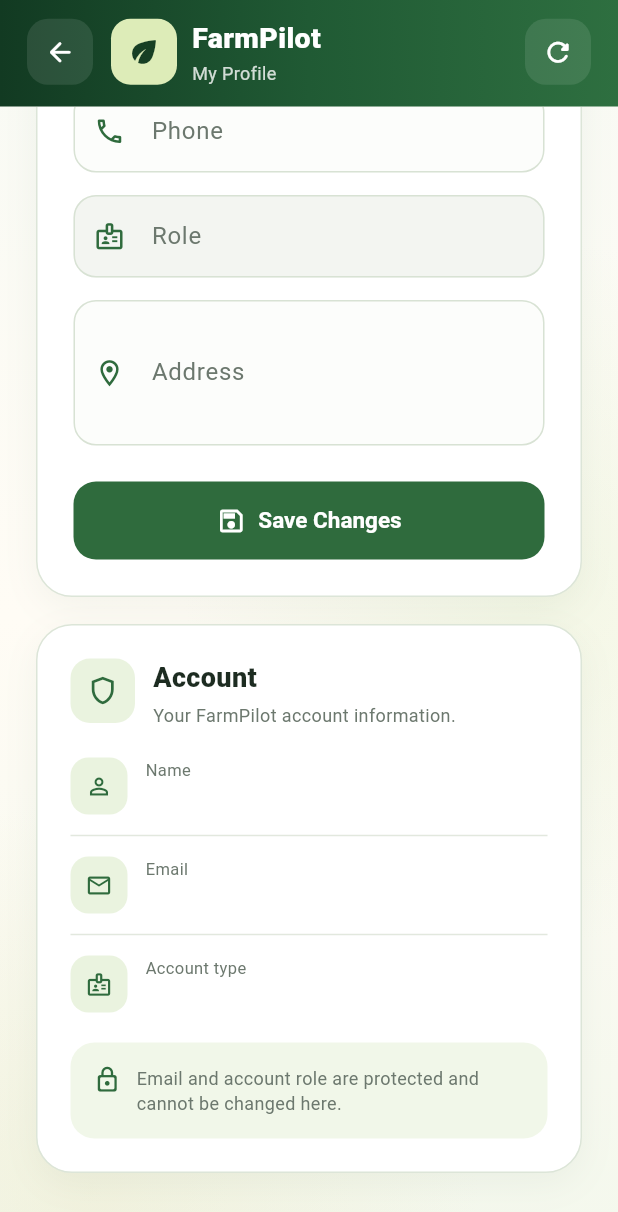
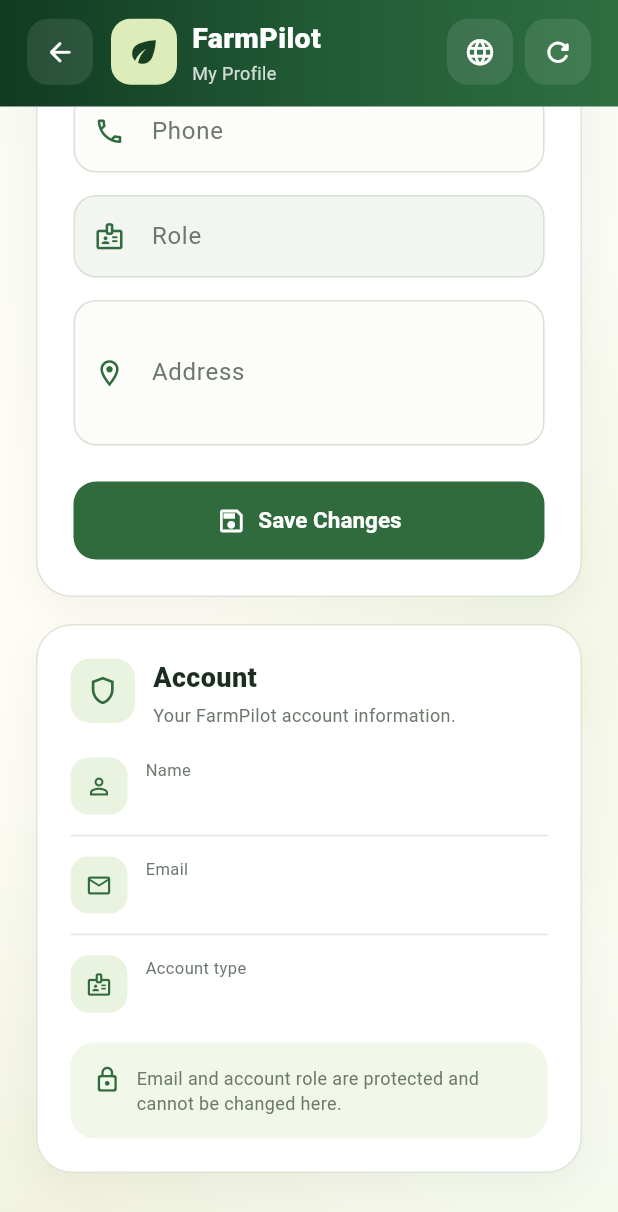
Before and after one commit to gproject2026/FarmPilot, a Flutter app: the ProfileScreen screen opened directly, scrolled down 572 dp, on a phone screen of 412 x 824 dp. Shown: the top 1212 px of the screen. Run offline on Flutter 3.47's test engine with Material 3 defaults, Android fonts, the phone set to English and light mode, and no system bars; our stand-ins replace dio, image_picker, shared_preferences; accounts and stored records are empty; network calls fail.

Commit message:
complet profile

```diff
--- a/frontend/mobile/lib/screens/farmer/profile_screen.dart
+++ b/frontend/mobile/lib/screens/farmer/profile_screen.dart
@@ -31,6 +31,17 @@
       TextEditingController();
 
   bool fieldsInitialized = false;
+  bool _isArabic = false;
+
+  void _setLanguage(bool isArabic) {
+    if (_isArabic == isArabic) {
+      return;
+    }
+
+    setState(() {
+      _isArabic = isArabic;
+    });
+  }
 
   @override
   void initState() {
@@ -108,9 +119,11 @@
     if (fullName.isEmpty) {
       ScaffoldMessenger.of(context)
           .showSnackBar(
-        const SnackBar(
+        SnackBar(
           content: Text(
-            'Please enter your full name',
+            _isArabic
+                ? 'يرجى إدخال الاسم الكامل'
+                : 'Please enter your full name',
           ),
         ),
       );
@@ -138,9 +151,11 @@
 
       ScaffoldMessenger.of(context)
           .showSnackBar(
-        const SnackBar(
+        SnackBar(
           content: Text(
-            'Profile updated successfully',
+            _isArabic
+                ? 'تم تحديث الملف الشخصي بنجاح'
+                : 'Profile updated successfully',
           ),
           backgroundColor:
               Colors.green,
@@ -171,7 +186,10 @@
 
   @override
   Widget build(BuildContext context) {
-    return Scaffold(
+    return Directionality(
+      textDirection:
+          _isArabic ? TextDirection.rtl : TextDirection.ltr,
+      child: Scaffold(
       backgroundColor: const Color(0xFFF8FAF4),
       body: Consumer<ProfileProvider>(
         builder: (context, provider, child) {
@@ -185,14 +203,19 @@
 
           if (provider.errorMessage != null && provider.user == null) {
             return _ProfileErrorState(
+              isArabic: _isArabic,
               message: provider.errorMessage!,
               onRetry: provider.loadProfile,
             );
           }
 
           if (provider.user == null) {
-            return const Center(
-              child: Text('Profile data not found'),
+            return Center(
+              child: Text(
+                _isArabic
+                    ? 'لم يتم العثور على بيانات الملف الشخصي'
+                    : 'Profile data not found',
+              ),
             );
           }
 
@@ -205,6 +228,8 @@
               Column(
                 children: [
                   _ProfileTopBar(
+                    isArabic: _isArabic,
+                    onLanguageChanged: _setLanguage,
                     onBack: () => Navigator.pop(context),
                     onRefresh: provider.isLoading
                         ? null
@@ -225,6 +250,7 @@
                           child: Column(
                             children: [
                               _ProfileHero(
+                                isArabic: _isArabic,
                                 fullName: user.fullName,
                                 email: user.email,
                                 role: user.role,
@@ -234,6 +260,7 @@
                               LayoutBuilder(
                                 builder: (context, constraints) {
                                   final form = _ProfileFormCard(
+                                    isArabic: _isArabic,
                                     fullNameController: fullNameController,
                                     emailController: emailController,
                                     phoneController: phoneController,
@@ -244,6 +271,7 @@
                                   );
 
                                   final side = _ProfileSideCard(
+                                    isArabic: _isArabic,
                                     fullName: user.fullName,
                                     email: user.email,
                                     role: user.role,
@@ -282,6 +310,7 @@
           );
         },
       ),
+    ),
     );
   }
 }
@@ -293,10 +322,14 @@
 const _profileMuted = Color(0xFF6C786E);
 
 class _ProfileTopBar extends StatelessWidget {
+  final bool isArabic;
+  final ValueChanged<bool> onLanguageChanged;
   final VoidCallback onBack;
   final VoidCallback? onRefresh;
 
   const _ProfileTopBar({
+    required this.isArabic,
+    required this.onLanguageChanged,
     required this.onBack,
     required this.onRefresh,
   });
@@ -322,7 +355,7 @@
           children: [
             _TopButton(
               icon: Icons.arrow_back_rounded,
-              tooltip: 'Back',
+              tooltip: isArabic ? 'رجوع' : 'Back',
               onTap: onBack,
             ),
             const SizedBox(width: 12),
@@ -339,11 +372,11 @@
               ),
             ),
             const SizedBox(width: 10),
-            const Expanded(
+            Expanded(
               child: Column(
                 crossAxisAlignment: CrossAxisAlignment.start,
                 children: [
-                  Text(
+                  const Text(
                     'FarmPilot',
                     style: TextStyle(
                       color: Colors.white,
@@ -351,10 +384,10 @@
                       fontWeight: FontWeight.w800,
                     ),
                   ),
-                  SizedBox(height: 1),
+                  const SizedBox(height: 1),
                   Text(
-                    'My Profile',
-                    style: TextStyle(
+                    isArabic ? 'ملفي الشخصي' : 'My Profile',
+                    style: const TextStyle(
                       color: Color(0xCCFFFFFF),
                       fontSize: 12,
                     ),
@@ -362,9 +395,76 @@
                 ],
               ),
             ),
+            Directionality(
+              textDirection: TextDirection.ltr,
+              child: PopupMenuButton<String>(
+                tooltip:
+                    isArabic ? 'تغيير اللغة' : 'Change Language',
+                position: PopupMenuPosition.under,
+                offset: const Offset(0, 8),
+                color: const Color(0xFFF8FAF4),
+                elevation: 8,
+                shape: RoundedRectangleBorder(
+                  borderRadius: BorderRadius.circular(16),
+                ),
+                onSelected: (language) {
+                  onLanguageChanged(language == 'ar');
+                },
+                itemBuilder: (context) => [
+                  PopupMenuItem<String>(
+                    value: 'en',
+                    child: Row(
+                      children: [
+                        Icon(
+                          Icons.check_rounded,
+                          size: 20,
+                          color: !isArabic
+                              ? _profilePrimaryGreen
+                              : Colors.transparent,
+                        ),
+                        const SizedBox(width: 10),
+                        const Text('English'),
+                      ],
+                    ),
+                  ),
+                  PopupMenuItem<String>(
+                    value: 'ar',
+                    child: Row(
+                      children: [
+                        Icon(
+                          Icons.check_rounded,
+                          size: 20,
+                          color: isArabic
+                              ? _profilePrimaryGreen
+                              : Colors.transparent,
+                        ),
+                        const SizedBox(width: 10),
+                        const Text('Arabic'),
+                      ],
+                    ),
+                  ),
+                ],
+                child: Container(
+                  width: 44,
+                  height: 44,
+                  decoration: BoxDecoration(
+                    color: Colors.white.withValues(alpha: 0.10),
+                    borderRadius: BorderRadius.circular(14),
+                  ),
+                  alignment: Alignment.center,
+                  child: const Icon(
+                    Icons.language_rounded,
+                    color: Colors.white,
+                    size: 21,
+                  ),
+                ),
+              ),
+            ),
+            const SizedBox(width: 8),
             _TopButton(
               icon: Icons.refresh_rounded,
-              tooltip: 'Refresh profile',
+              tooltip:
+                  isArabic ? 'تحديث الملف الشخصي' : 'Refresh profile',
               onTap: onRefresh,
             ),
           ],
@@ -411,12 +511,14 @@
 }
 
 class _ProfileHero extends StatelessWidget {
+  final bool isArabic;
   final String fullName;
   final String email;
   final String role;
   final String? profileImage;
 
   const _ProfileHero({
+    required this.isArabic,
     required this.fullName,
     required this.email,
     required this.role,
@@ -479,7 +581,10 @@
                 ),
               ),
               const SizedBox(height: 12),
-              _RoleChip(role: role),
+              _RoleChip(
+                role: role,
+                isArabic: isArabic,
+              ),
             ],
           );
 
@@ -563,8 +668,12 @@
 
 class _RoleChip extends StatelessWidget {
   final String role;
+  final bool isArabic;
 
-  const _RoleChip({required this.role});
+  const _RoleChip({
+    required this.role,
+    required this.isArabic,
+  });
 
   @override
   Widget build(BuildContext context) {
@@ -584,7 +693,10 @@
           ),
           const SizedBox(width: 6),
           Text(
-            role,
+            _localizedRoleLabel(
+              role,
+              isArabic,
+            ),
             style: const TextStyle(
               color: _profilePrimaryGreen,
               fontSize: 12,
@@ -598,6 +710,7 @@
 }
 
 class _ProfileFormCard extends StatelessWidget {
+  final bool isArabic;
   final TextEditingController fullNameController;
   final TextEditingController emailController;
   final TextEditingController phoneController;
@@ -607,6 +720,7 @@
   final Future<void> Function() onSave;
 
   const _ProfileFormCard({
+    required this.isArabic,
     required this.fullNameController,
     required this.emailController,
     required this.phoneController,
@@ -624,10 +738,13 @@
       child: Column(
         crossAxisAlignment: CrossAxisAlignment.start,
         children: [
-          const _SectionHeading(
+          _SectionHeading(
             icon: Icons.edit_note_rounded,
-            title: 'Personal Information',
-            subtitle: 'Update the information associated with your account.',
+            title:
+                isArabic ? 'المعلومات الشخصية' : 'Personal Information',
+            subtitle: isArabic
+                ? 'حدّث المعلومات المرتبطة بحسابك.'
+                : 'Update the information associated with your account.',
           ),
           const SizedBox(height: 24),
           LayoutBuilder(
@@ -637,27 +754,27 @@
                   children: [
                     _ProfileField(
                       controller: fullNameController,
-                      label: 'Full Name',
+                      label: isArabic ? 'الاسم الكامل' : 'Full Name',
                       icon: Icons.person_outline_rounded,
                     ),
                     const SizedBox(height: 15),
                     _ProfileField(
                       controller: emailController,
-                      label: 'Email',
+                      label: isArabic ? 'البريد الإلكتروني' : 'Email',
                       icon: Icons.email_outlined,
                       readOnly: true,
                     ),
                     const SizedBox(height: 15),
                     _ProfileField(
                       controller: phoneController,
-                      label: 'Phone',
+                      label: isArabic ? 'رقم الهاتف' : 'Phone',
                       icon: Icons.phone_outlined,
                       keyboardType: TextInputType.phone,
                     ),
                     const SizedBox(height: 15),
                     _ProfileField(
                       controller: roleController,
-                      label: 'Role',
+                      label: isArabic ? 'نوع الحساب' : 'Role',
                       icon: Icons.badge_outlined,
                       readOnly: true,
                     ),
@@ -672,7 +789,7 @@
                       Expanded(
                         child: _ProfileField(
                           controller: fullNameController,
-                          label: 'Full Name',
+                          label: isArabic ? 'الاسم الكامل' : 'Full Name',
                           icon: Icons.person_outline_rounded,
                         ),
                       ),
@@ -680,7 +797,7 @@
                       Expanded(
                         child: _ProfileField(
                           controller: emailController,
-                          label: 'Email',
+                          label: isArabic ? 'البريد الإلكتروني' : 'Email',
                           icon: Icons.email_outlined,
                           readOnly: true,
                         ),
@@ -693,7 +810,7 @@
                       Expanded(
                         child: _ProfileField(
                           controller: phoneController,
-                          label: 'Phone',
+                          label: isArabic ? 'رقم الهاتف' : 'Phone',
                           icon: Icons.phone_outlined,
                           keyboardType: TextInputType.phone,
                         ),
@@ -702,7 +819,7 @@
                       Expanded(
                         child: _ProfileField(
                           controller: roleController,
-                          label: 'Role',
+                          label: isArabic ? 'نوع الحساب' : 'Role',
                           icon: Icons.badge_outlined,
                           readOnly: true,
                         ),
@@ -716,7 +833,7 @@
           const SizedBox(height: 15),
           _ProfileField(
             controller: addressController,
-            label: 'Address',
+            label: isArabic ? 'العنوان' : 'Address',
             icon: Icons.location_on_outlined,
             maxLines: 3,
           ),
@@ -747,7 +864,9 @@
                     )
                   : const Icon(Icons.save_outlined, size: 20),
               label: Text(
-                isSaving ? 'Saving...' : 'Save Changes',
+                isSaving
+                    ? (isArabic ? 'جارٍ الحفظ...' : 'Saving...')
+                    : (isArabic ? 'حفظ التغييرات' : 'Save Changes'),
                 style: const TextStyle(
                   fontSize: 15,
                   fontWeight: FontWeight.w700,
@@ -820,11 +939,13 @@
 }
 
 class _ProfileSideCard extends StatelessWidget {
+  final bool isArabic;
   final String fullName;
   final String email;
   final String role;
 
   const _ProfileSideCard({
+    required this.isArabic,
     required this.fullName,
     required this.email,
     required this.role,
@@ -838,28 +959,30 @@
       child: Column(
         crossAxisAlignment: CrossAxisAlignment.start,
         children: [
-          const _SectionHeading(
+          _SectionHeading(
             icon: Icons.shield_outlined,
-            title: 'Account',
-            subtitle: 'Your FarmPilot account information.',
+            title: isArabic ? 'الحساب' : 'Account',
+            subtitle: isArabic
+                ? 'معلومات حسابك في FarmPilot.'
+                : 'Your FarmPilot account information.',
           ),
           const SizedBox(height: 20),
           _AccountInfoRow(
             icon: Icons.person_outline,
-            label: 'Name',
+            label: isArabic ? 'الاسم' : 'Name',
             value: fullName,
           ),
           const Divider(height: 28, color: Color(0xFFE2E8DE)),
           _AccountInfoRow(
             icon: Icons.email_outlined,
-            label: 'Email',
+            label: isArabic ? 'البريد الإلكتروني' : 'Email',
             value: email,
           ),
           const Divider(height: 28, color: Color(0xFFE2E8DE)),
           _AccountInfoRow(
             icon: Icons.badge_outlined,
-            label: 'Account type',
-            value: role,
+            label: isArabic ? 'نوع الحساب' : 'Account type',
+            value: _localizedRoleLabel(role, isArabic),
           ),
           const SizedBox(height: 20),
           Container(
@@ -869,19 +992,21 @@
               color: const Color(0xFFF1F7E9),
               borderRadius: BorderRadius.circular(16),
             ),
-            child: const Row(
+            child: Row(
               crossAxisAlignment: CrossAxisAlignment.start,
               children: [
-                Icon(
+                const Icon(
                   Icons.lock_outline_rounded,
                   color: _profilePrimaryGreen,
                   size: 19,
                 ),
-                SizedBox(width: 10),
+                const SizedBox(width: 10),
                 Expanded(
                   child: Text(
-                    'Email and account role are protected and cannot be changed here.',
-                    style: TextStyle(
+                    isArabic
+                        ? 'البريد الإلكتروني ونوع الحساب محميان ولا يمكن تغييرهما من هنا.'
+                        : 'Email and account role are protected and cannot be changed here.',
+                    style: const TextStyle(
                       color: _profileMuted,
                       fontSize: 12,
                       height: 1.45,
@@ -1007,10 +1132,12 @@
 }
 
 class _ProfileErrorState extends StatelessWidget {
+  final bool isArabic;
   final String message;
   final Future<void> Function() onRetry;
 
   const _ProfileErrorState({
+    required this.isArabic,
     required this.message,
     required this.onRetry,
   });
@@ -1048,7 +1175,9 @@
                 foregroundColor: Colors.white,
               ),
               icon: const Icon(Icons.refresh_rounded),
-              label: const Text('Try Again'),
+              label: Text(
+                isArabic ? 'حاول مرة أخرى' : 'Try Again',
+              ),
             ),
           ],
         ),
@@ -1128,6 +1257,27 @@
   }
 }
 
+
+String _localizedRoleLabel(
+  String role,
+  bool isArabic,
+) {
+  if (!isArabic) {
+    return role;
+  }
+
+  switch (role.trim().toUpperCase()) {
+    case 'FARMER':
+      return 'مزارع';
+    case 'CUSTOMER':
+      return 'عميل';
+    case 'ADMIN':
+      return 'مسؤول';
+    default:
+      return role;
+  }
+}
+
 BoxDecoration _cardDecoration() {
   return BoxDecoration(
     color: Colors.white,
```
